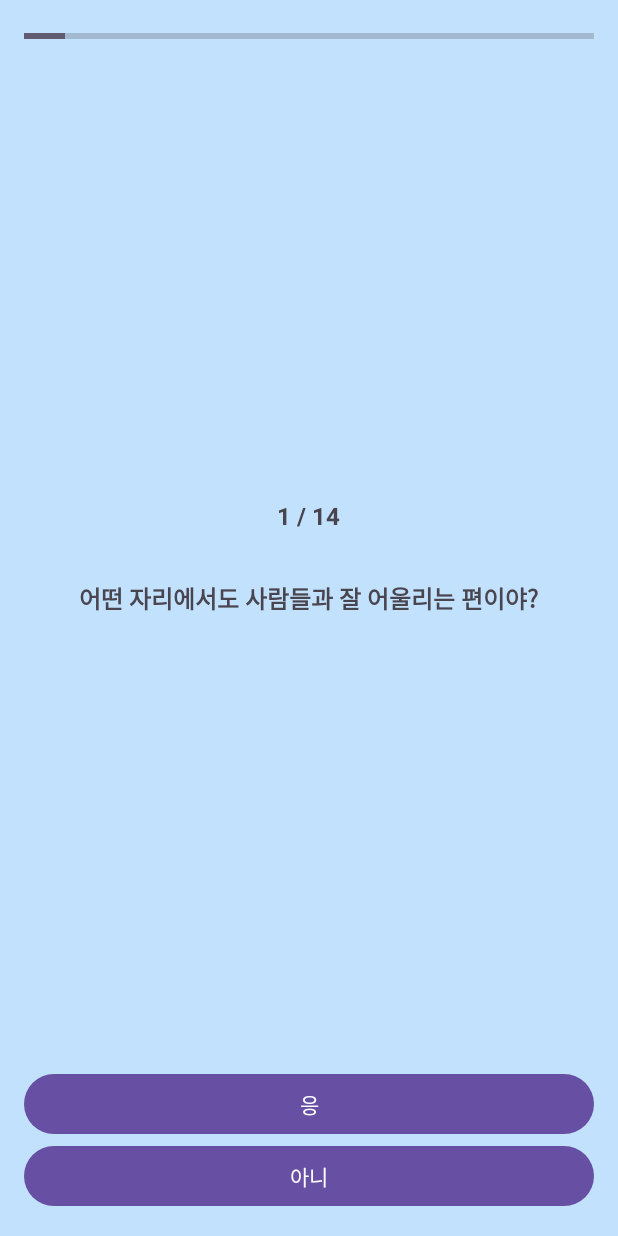
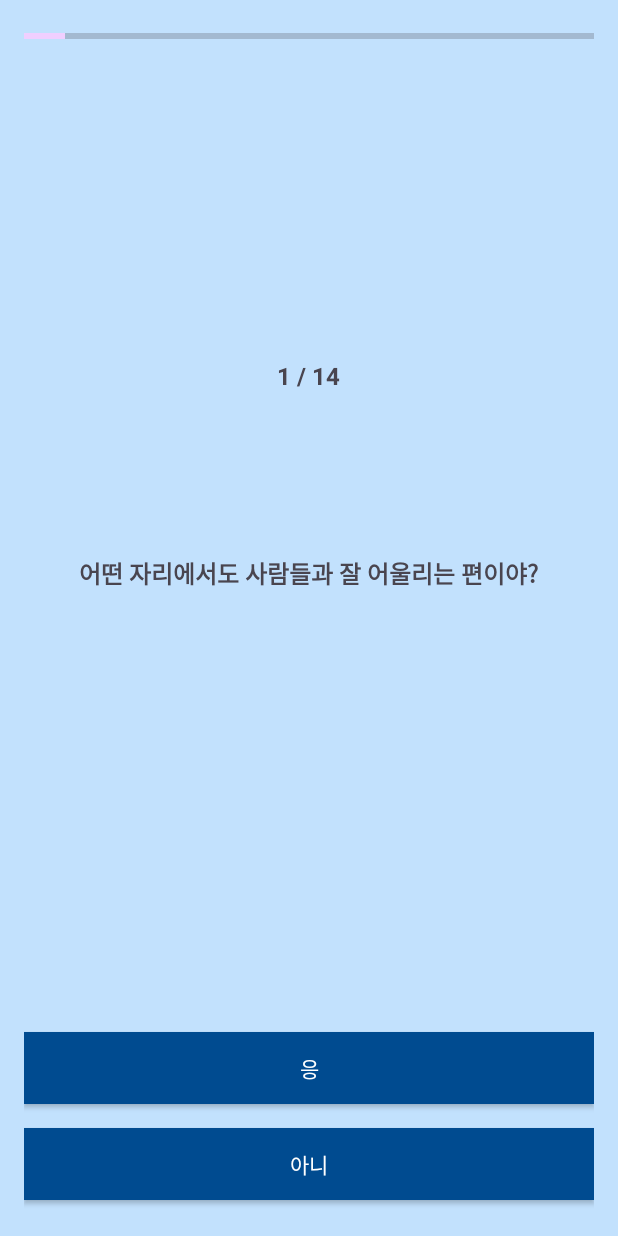
Before and after one commit to jinii9/7_androidStudio_project, an Android app: the QuizActivity screen opened directly, with no data from a screen before it, on a phone screen of 412 x 824 dp. Run offline under Robolectric (Android 15) with nearby library versions, the phone set to English and light mode, and no system bars.

Commit message:
quiz design

```diff
--- /dev/null
+++ b/app/src/main/res/drawable/quiz_button.xml
@@ -0,0 +1,4 @@
+<?xml version="1.0" encoding="utf-8"?>
+<shape xmlns:android="http://schemas.android.com/apk/res/android">
+    <solid android:color="#004B90" /> <!-- 버튼 배경색 -->
+</shape>
--- a/app/src/main/res/layout/activity_quiz.xml
+++ b/app/src/main/res/layout/activity_quiz.xml
@@ -15,20 +15,29 @@
         android:id="@+id/progressBar"
         style="@style/Widget.AppCompat.ProgressBar.Horizontal"
         android:layout_width="match_parent"
-        android:layout_height="wrap_content" />
+        android:layout_height="wrap_content"
+        android:backgroundTint="@color/white"
+        android:progressTint="#F0CFFF" />
 
     <LinearLayout
         android:layout_width="match_parent"
         android:layout_height="match_parent"
         android:layout_weight="1"
-        android:gravity="center"
+        android:gravity="center_horizontal"
         android:orientation="vertical">
+
+        <Space
+            android:layout_width="match_parent"
+            android:layout_height="wrap_content"
+            android:layout_weight="2" />
 
         <TextView
             android:id="@+id/textView"
             android:layout_width="wrap_content"
             android:layout_height="wrap_content"
             android:layout_marginVertical="16dp"
+            android:layout_weight="1"
+            android:gravity="center"
             android:text="TextView"
             android:textSize="16sp"
             android:textStyle="bold" />
@@ -38,21 +47,35 @@
             android:layout_width="wrap_content"
             android:layout_height="wrap_content"
             android:layout_marginVertical="16dp"
-            android:gravity="center_horizontal"
+            android:layout_weight="1"
+            android:gravity="center"
             android:text="팀플 할 때, 분위기보다는\n효율성과 결과를 더 중요하게 생각해?"
             android:textSize="16sp"
             android:textStyle="bold" />
+
+        <Space
+            android:layout_width="match_parent"
+            android:layout_height="wrap_content"
+            android:layout_weight="3" />
     </LinearLayout>
 
-    <Button
+    <androidx.appcompat.widget.AppCompatButton
         android:id="@+id/button"
         android:layout_width="match_parent"
         android:layout_height="wrap_content"
-        android:text="응" />
+        android:layout_marginVertical="8dp"
+        android:background="@drawable/quiz_button"
+        android:backgroundTint="#004B90"
+        android:text="응"
+        android:textColor="@color/white" />
 
-    <Button
+    <androidx.appcompat.widget.AppCompatButton
         android:id="@+id/button2"
         android:layout_width="match_parent"
         android:layout_height="wrap_content"
-        android:text="아니" />
+        android:layout_marginVertical="8dp"
+        android:background="@drawable/quiz_button"
+        android:backgroundTint="#004B90"
+        android:text="아니"
+        android:textColor="@color/white" />
 </LinearLayout>
```
